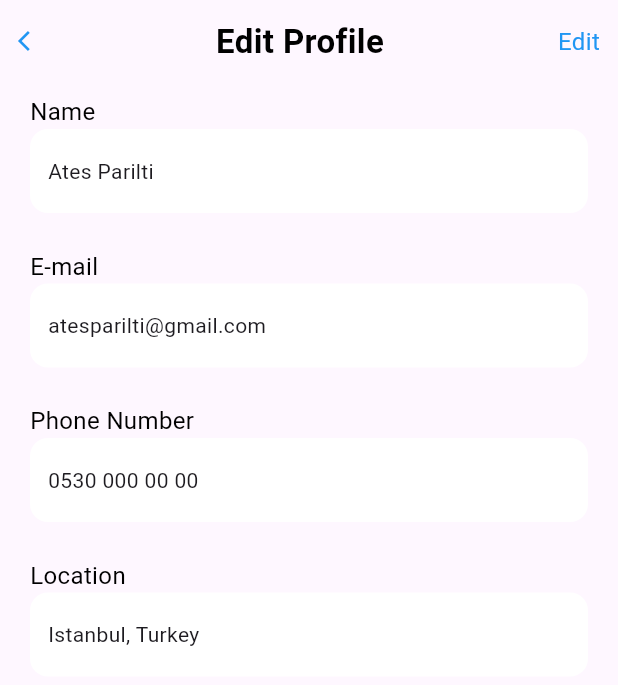
After one commit to atesparilti1/mental_health_app, a Flutter app: the screen it shows after launch, item 3 of the bottom bar chosen, on a phone screen of 412 x 824 dp. The commit adds this screen. Shown: the top 685 px of the screen. Run offline on Flutter 3.47's test engine with Material 3 defaults, Android fonts, the phone set to English and light mode, and no system bars.

Commit message:
first commit

```diff
--- a/lib/pages/home_page.dart
+++ b/lib/pages/home_page.dart
@@ -1,4 +1,5 @@
 import 'package:flutter/material.dart';
+import 'package:mental_health_app/pages/profile_page.dart';
 
 import '../util/emoticon_face.dart';
 import '../util/exercise_tile.dart';
@@ -13,9 +14,22 @@ class HomePage extends StatefulWidget {
 class _HomePageState extends State<HomePage> {
   @override
   Widget build(BuildContext context) {
+    int _currentIndex = 0;
     return Scaffold(
       backgroundColor: Colors.blue[800],
       bottomNavigationBar: BottomNavigationBar(
+        currentIndex: _currentIndex,
+        onTap: (index) {
+          setState(() {
+            _currentIndex = index;
+            if (index == 2) {
+              Navigator.push(
+                context,
+                MaterialPageRoute(builder: (context) => const ProfilePage()),
+              );
+            }
+          });
+        },
         items: [
           BottomNavigationBarItem(
             icon: Icon(
@@ -34,6 +48,7 @@ class _HomePageState extends State<HomePage> {
               Icons.person,
             ),
             label: '',
+
           ),
         ],
       ),
--- /dev/null
+++ b/lib/pages/profile_page.dart
@@ -0,0 +1,157 @@
+import 'package:flutter/material.dart';
+
+class ProfilePage extends StatelessWidget {
+  const ProfilePage({super.key});
+
+  @override
+  Widget build(BuildContext context) {
+    return Container(
+      color: Colors.white,
+      child: SafeArea(
+        child: Material(
+          child: Container(
+            padding: const EdgeInsets.all(12.0),
+            width: double.infinity,
+            child: Column(
+              children: [
+                Row(
+                  mainAxisAlignment: MainAxisAlignment.spaceBetween,
+                  children: [
+                    Icon(
+                      Icons.arrow_back_ios,
+                      color: Colors.blue,
+                      size: 16.0,
+                    ),
+                    Text(
+                      'Edit Profile',
+                      style: TextStyle(
+                        fontSize: 22.0,
+                        fontWeight: FontWeight.bold,
+                        color: Colors.black,
+                        ),
+                    ),
+                    Text(
+                      'Edit',
+                      style: TextStyle(
+                        fontSize: 16.0,
+                        fontWeight: FontWeight.normal,
+                        color: Colors.blue
+                      ),
+                    ),
+                  ],
+                ),
+                SizedBox(height: 12.0,),
+                Padding(
+                  padding: const EdgeInsets.all(8.0),
+                  child: Column(
+                    crossAxisAlignment: CrossAxisAlignment.start,
+                    children: [
+                      Text(
+                        'Name',
+                        style: TextStyle(
+                          fontSize: 16.0,
+                          fontWeight: FontWeight.normal,
+                          color: Colors.black
+                        ),
+                      ),
+                      Container(
+                        padding: const EdgeInsets.only(left: 12.0,right: 12.0,top: 18.0,bottom: 18.0),
+                        decoration: BoxDecoration(
+                          color: Colors.white,
+                          borderRadius: BorderRadius.circular(12.0),
+                        ),
+                        child: Row(
+                          children: [
+                          Text(
+                            'Ates Parilti',
+
+                            ),
+                          ],
+                        )
+                      ),
+                      Padding(padding: const EdgeInsets.only(top: 24.0),),
+                      Text(
+                        'E-mail',
+                        style: TextStyle(
+                            fontSize: 16.0,
+                            fontWeight: FontWeight.normal,
+                            color: Colors.black
+                        ),
+                      ),
+                      Container(
+                          padding: const EdgeInsets.only(left: 12.0,right: 12.0,top: 18.0,bottom: 18.0),
+                          decoration: BoxDecoration(
+                            color: Colors.white,
+                            borderRadius: BorderRadius.circular(12.0),
+                          ),
+                          child: Row(
+                            children: [
+                              Text(
+                                'atesparilti@gmail.com',
+
+                              ),
+                            ],
+                          )
+                      ),
+                      Padding(padding: const EdgeInsets.only(top: 24.0),),
+                      Text(
+                        'Phone Number',
+                        style: TextStyle(
+                            fontSize: 16.0,
+                            fontWeight: FontWeight.normal,
+                            color: Colors.black
+                        ),
+                      ),
+                      Container(
+                          padding: const EdgeInsets.only(left: 12.0,right: 12.0,top: 18.0,bottom: 18.0),
+                          decoration: BoxDecoration(
+                            color: Colors.white,
+                            borderRadius: BorderRadius.circular(12.0),
+                          ),
+                          child: Row(
+                            children: [
+                              Text(
+                                '0530 000 00 00',
+
+                              ),
+                            ],
+                          )
+                      ),
+                      Padding(padding: const EdgeInsets.only(top: 24.0),),
+                      Text(
+                        'Location',
+                        style: TextStyle(
+                            fontSize: 16.0,
+                            fontWeight: FontWeight.normal,
+                            color: Colors.black
+                        ),
+                      ),
+                      Container(
+                          padding: const EdgeInsets.only(left: 12.0,right: 12.0,top: 18.0,bottom: 18.0),
+                          decoration: BoxDecoration(
+                            color: Colors.white,
+                            borderRadius: BorderRadius.circular(12.0),
+                          ),
+                          child: Row(
+                            children: [
+                              Text(
+                                'Istanbul, Turkey',
+
+                              ),
+                            ],
+                          )
+                      ),
+                    ],
+                  ),
+                ),
+
+
+
+              ],
+            ),
+          ),
+        ),
+      ),
+    );
+  }
+}
```
